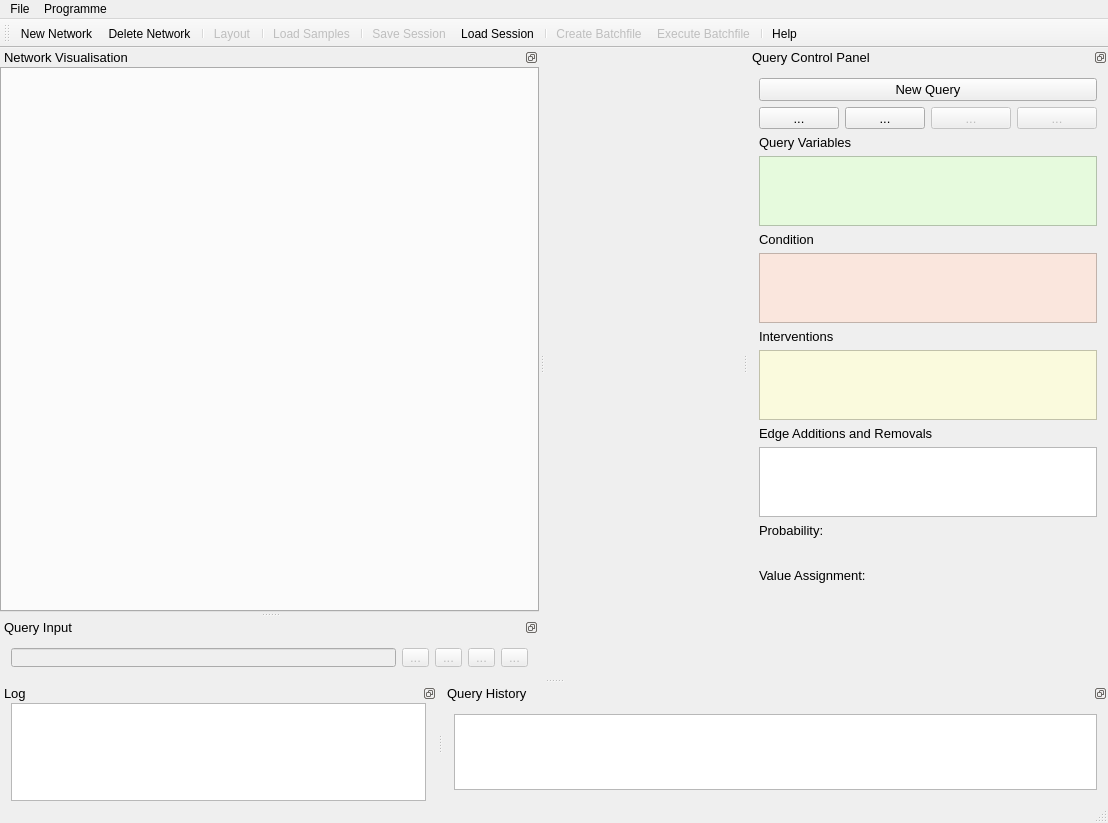
First picture: the form in gui/mainwindow.ui, repository unisb-bioinf/causaltrail, before the edit.
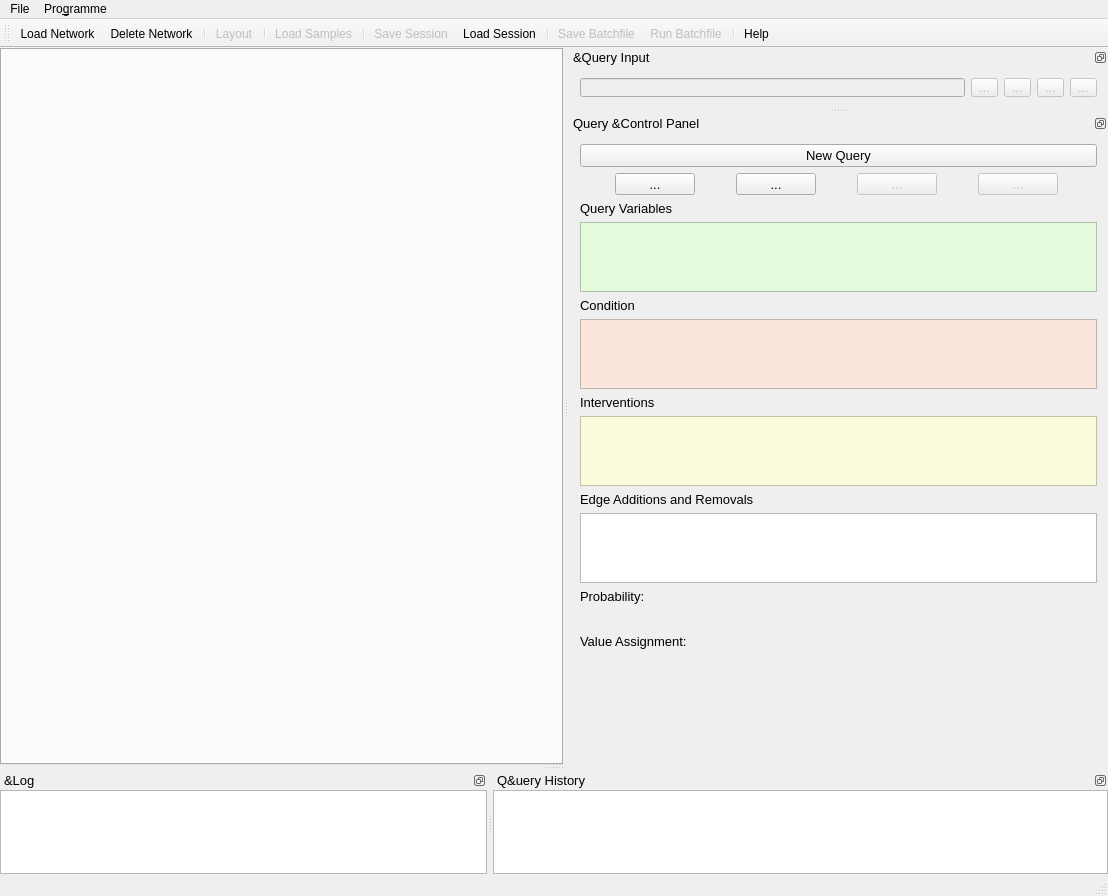
Second picture: the form after the edit. Icons and pictures are not drawn. Custom widgets are drawn as their Qt base class.

Commit message: Fix some smaller design sins. More to come.

What changed in the file:
```diff
--- a/gui/mainwindow.ui
+++ b/gui/mainwindow.ui
@@ -10,7 +10,7 @@
     <x>0</x>
     <y>0</y>
     <width>1108</width>
-    <height>823</height>
+    <height>896</height>
    </rect>
   </property>
   <property name="sizePolicy">
@@ -35,6 +35,42 @@
      <verstretch>0</verstretch>
     </sizepolicy>
    </property>
+   <layout class="QHBoxLayout" name="horizontalLayout_2">
+    <property name="spacing">
+     <number>0</number>
+    </property>
+    <property name="leftMargin">
+     <number>0</number>
+    </property>
+    <property name="topMargin">
+     <number>0</number>
+    </property>
+    <property name="rightMargin">
+     <number>0</number>
+    </property>
+    <property name="bottomMargin">
+     <number>0</number>
+    </property>
+    <item>
+     <widget class="QTabWidget" name="tabWidget">
+      <property name="sizePolicy">
+       <sizepolicy hsizetype="Expanding" vsizetype="Expanding">
+        <horstretch>0</horstretch>
+        <verstretch>0</verstretch>
+       </sizepolicy>
+      </property>
+      <property name="currentIndex">
+       <number>-1</number>
+      </property>
+      <property name="tabsClosable">
+       <bool>true</bool>
+      </property>
+      <property name="movable">
+       <bool>false</bool>
+      </property>
+     </widget>
+    </item>
+   </layout>
   </widget>
   <widget class="QMenuBar" name="menuBar">
    <property name="geometry">
@@ -42,12 +78,12 @@
      <x>0</x>
      <y>0</y>
      <width>1108</width>
-     <height>19</height>
+     <height>29</height>
     </rect>
    </property>
    <widget class="QMenu" name="menuProgram">
     <property name="title">
-     <string>Programme</string>
+     <string>Pro&amp;gramme</string>
     </property>
     <addaction name="actionAbout"/>
     <addaction name="actionClose"/>
@@ -106,101 +142,6 @@
    <addaction name="separator"/>
    <addaction name="actionHelp_2"/>
   </widget>
-  <widget class="QDockWidget" name="dockWidget">
-   <property name="sizePolicy">
-    <sizepolicy hsizetype="Expanding" vsizetype="Expanding">
-     <horstretch>0</horstretch>
-     <verstretch>0</verstretch>
-    </sizepolicy>
-   </property>
-   <property name="minimumSize">
-    <size>
-     <width>141</width>
-     <height>37</height>
-    </size>
-   </property>
-   <property name="maximumSize">
-    <size>
-     <width>1920</width>
-     <height>1080</height>
-    </size>
-   </property>
-   <property name="sizeIncrement">
-    <size>
-     <width>0</width>
-     <height>0</height>
-    </size>
-   </property>
-   <property name="baseSize">
-    <size>
-     <width>0</width>
-     <height>0</height>
-    </size>
-   </property>
-   <property name="font">
-    <font>
-     <pointsize>10</pointsize>
-    </font>
-   </property>
-   <property name="features">
-    <set>QDockWidget::DockWidgetFloatable|QDockWidget::DockWidgetMovable</set>
-   </property>
-   <property name="windowTitle">
-    <string>Network Visualisation</string>
-   </property>
-   <attribute name="dockWidgetArea">
-    <number>1</number>
-   </attribute>
-   <widget class="QWidget" name="dockWidgetContents">
-    <property name="sizePolicy">
-     <sizepolicy hsizetype="Expanding" vsizetype="Expanding">
-      <horstretch>0</horstretch>
-      <verstretch>0</verstretch>
-     </sizepolicy>
-    </property>
-    <property name="layoutDirection">
-     <enum>Qt::LeftToRight</enum>
-    </property>
-    <layout class="QGridLayout" name="gridLayout">
-     <property name="leftMargin">
-      <number>0</number>
-     </property>
-     <property name="topMargin">
-      <number>0</number>
-     </property>
-     <property name="rightMargin">
-      <number>0</number>
-     </property>
-     <property name="bottomMargin">
-      <number>0</number>
-     </property>
-     <item row="1" column="0">
-      <widget class="QTabWidget" name="tabWidget">
-       <property name="sizePolicy">
-        <sizepolicy hsizetype="Expanding" vsizetype="Expanding">
-         <horstretch>0</horstretch>
-         <verstretch>0</verstretch>
-        </sizepolicy>
-       </property>
-       <property name="font">
-        <font>
-         <pointsize>10</pointsize>
-        </font>
-       </property>
-       <property name="currentIndex">
-        <number>-1</number>
-       </property>
-       <property name="tabsClosable">
-        <bool>true</bool>
-       </property>
-       <property name="movable">
-        <bool>false</bool>
-       </property>
-      </widget>
-     </item>
-    </layout>
-   </widget>
-  </widget>
   <widget class="QDockWidget" name="dockWidget_4">
    <property name="sizePolicy">
     <sizepolicy hsizetype="Expanding" vsizetype="Expanding">
@@ -232,7 +173,7 @@
     <set>Qt::AllDockWidgetAreas</set>
    </property>
    <property name="windowTitle">
-    <string>Log</string>
+    <string>&amp;Log</string>
    </property>
    <attribute name="dockWidgetArea">
     <number>8</number>
@@ -248,9 +189,15 @@
      <property name="sizeConstraint">
       <enum>QLayout::SetNoConstraint</enum>
      </property>
+     <property name="leftMargin">
+      <number>0</number>
+     </property>
      <property name="topMargin">
       <number>0</number>
      </property>
+     <property name="rightMargin">
+      <number>0</number>
+     </property>
      <property name="bottomMargin">
       <number>0</number>
      </property>
@@ -331,10 +278,10 @@
     <set>QDockWidget::DockWidgetFloatable|QDockWidget::DockWidgetMovable</set>
    </property>
    <property name="windowTitle">
-    <string>Query Input</string>
+    <string>&amp;Query Input</string>
    </property>
    <attribute name="dockWidgetArea">
-    <number>1</number>
+    <number>2</number>
    </attribute>
    <widget class="QWidget" name="dockWidgetContents_4">
     <property name="enabled">
@@ -357,6 +304,12 @@
        </item>
        <item>
         <widget class="QToolButton" name="executeQueryButton">
+         <property name="minimumSize">
+          <size>
+           <width>16</width>
+           <height>16</height>
+          </size>
+         </property>
          <property name="text">
           <string>...</string>
          </property>
@@ -369,6 +322,12 @@
        </item>
        <item>
         <widget class="QToolButton" name="deleteQueryButton">
+         <property name="minimumSize">
+          <size>
+           <width>16</width>
+           <height>16</height>
+          </size>
+         </property>
          <property name="text">
           <string>...</string>
          </property>
@@ -384,6 +343,12 @@
          <property name="enabled">
           <bool>false</bool>
          </property>
+         <property name="minimumSize">
+          <size>
+           <width>16</width>
+           <height>16</height>
+          </size>
+         </property>
          <property name="text">
           <string>...</string>
          </property>
@@ -399,6 +364,12 @@
          <property name="enabled">
           <bool>false</bool>
          </property>
+         <property name="minimumSize">
+          <size>
+           <width>16</width>
+           <height>16</height>
+          </size>
+         </property>
          <property name="text">
           <string>...</string>
          </property>
@@ -424,7 +395,7 @@
    <property name="minimumSize">
     <size>
      <width>357</width>
-     <height>578</height>
+     <height>637</height>
     </size>
    </property>
    <property name="font">
@@ -439,7 +410,7 @@
     <set>QDockWidget::DockWidgetFloatable|QDockWidget::DockWidgetMovable</set>
    </property>
    <property name="windowTitle">
-    <string>Query Control Panel</string>
+    <string>Query &amp;Control Panel</string>
    </property>
    <attribute name="dockWidgetArea">
     <number>2</number>
@@ -816,13 +787,28 @@
     <set>QDockWidget::DockWidgetFloatable|QDockWidget::DockWidgetMovable</set>
    </property>
    <property name="windowTitle">
-    <string>Query History</string>
+    <string>Q&amp;uery History</string>
    </property>
    <attribute name="dockWidgetArea">
     <number>8</number>
    </attribute>
    <widget class="QWidget" name="dockWidgetContents_3">
     <layout class="QVBoxLayout" name="verticalLayout_3">
+     <property name="spacing">
+      <number>0</number>
+     </property>
+     <property name="leftMargin">
+      <number>0</number>
+     </property>
+     <property name="topMargin">
+      <number>0</number>
+     </property>
+     <property name="rightMargin">
+      <number>0</number>
+     </property>
+     <property name="bottomMargin">
+      <number>0</number>
+     </property>
      <item>
       <widget class="QListWidget" name="queryHistory">
        <property name="maximumSize">
@@ -869,7 +855,7 @@
     </iconset>
    </property>
    <property name="text">
-    <string>New Network</string>
+    <string>Load Network</string>
    </property>
   </action>
   <action name="actionDeleteNetwork">
@@ -958,7 +944,7 @@
     </iconset>
    </property>
    <property name="text">
-    <string>Create Batchfile</string>
+    <string>Save Batchfile</string>
    </property>
   </action>
   <action name="actionExecute_Batchfile">
@@ -971,7 +957,7 @@
     </iconset>
    </property>
    <property name="text">
-    <string>Execute Batchfile</string>
+    <string>Run Batchfile</string>
    </property>
   </action>
   <action name="actionCreate_Batchfile_2">
```
Left out of the diff: 35 changed lines with no effect on the pictures. The commit also changes 1 other file.
